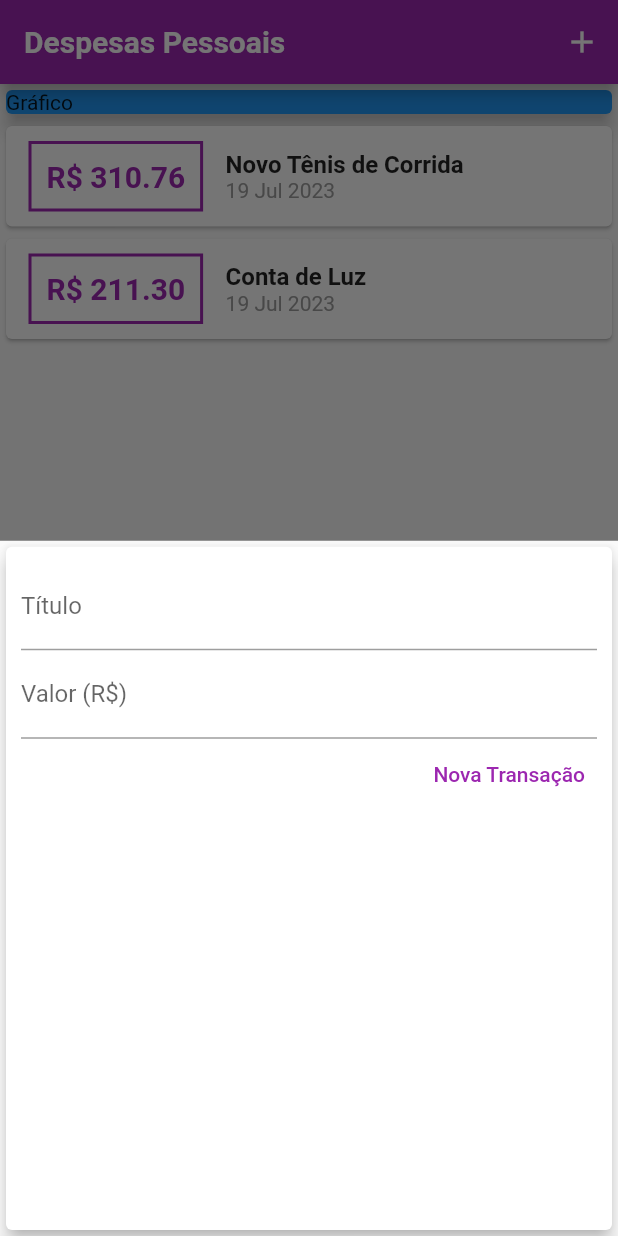
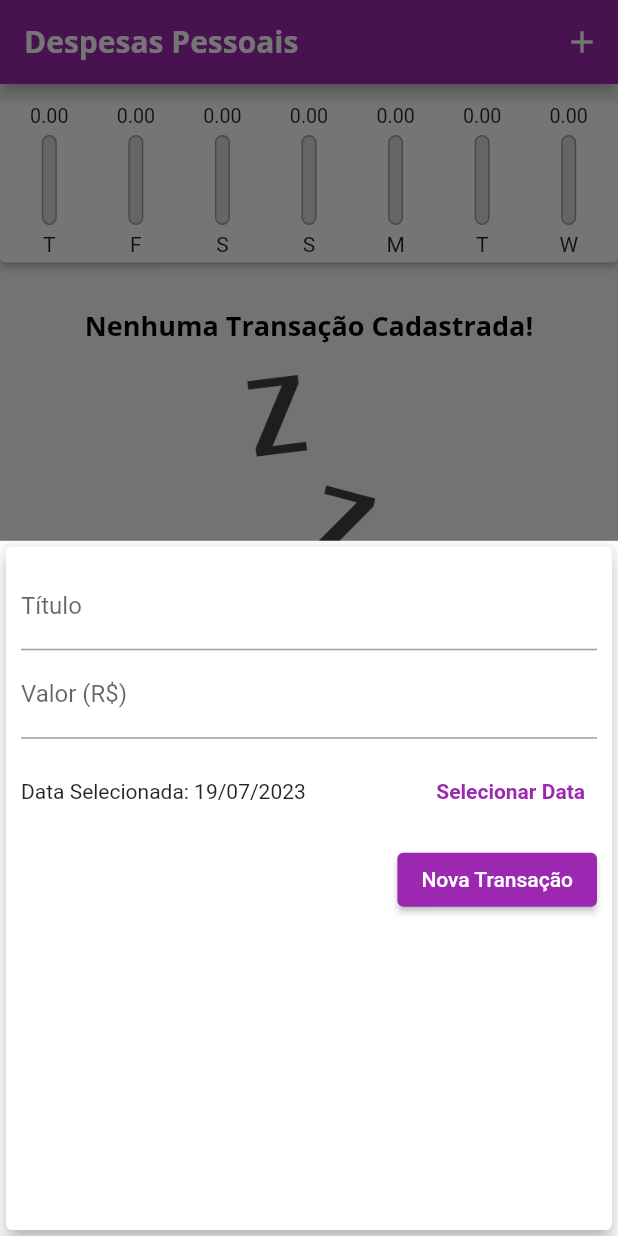
Before and after one commit to GUSTAV0DEDEUS/ExpensesAPP, a Flutter app: the screen it shows after launch, after a tap on the "add" icon, on a phone screen of 412 x 824 dp. Run offline on Flutter 3.47's test engine with Material 2 defaults, Android fonts, the phone set to English and light mode, and no system bars.

Commit message:
:tada: Finish commit

```diff
--- /dev/null
+++ b/lib/components/chart.dart
@@ -0,0 +1,70 @@
+import 'package:flutter/material.dart';
+import 'package:intl/intl.dart';
+import '../models/transaction.dart';
+import 'chart_bar.dart';
+
+class Chart extends StatelessWidget {
+  final List<Transaction> recentTransaction;
+
+  const Chart(this.recentTransaction, {Key? key}) : super(key: key);
+
+  List<Map<String, Object>> get groupedTransactions {
+    return List.generate(7, (index) {
+      final weekDay = DateTime.now().subtract(
+        Duration(days: index),
+      );
+
+      double totalSum = 0.0;
+
+      for (var i = 0; i < recentTransaction.length; i++) {
+        bool sameDay = recentTransaction[i].date.day == weekDay.day;
+        bool sameMonth = recentTransaction[i].date.month == weekDay.month;
+        bool sameYear = recentTransaction[i].date.year == weekDay.year;
+
+        if (sameDay && sameMonth && sameYear) {
+          totalSum += recentTransaction[i].value;
+        }
+      }
+
+      return {
+        'day': DateFormat.E().format(weekDay)[0],
+        'value': totalSum,
+      };
+    }).reversed.toList();
+  }
+
+  double get _weekTotalValue {
+    return groupedTransactions.fold(0.0, (sum, tr) {
+      return sum + (tr['value'] as double);
+    });
+  }
+
+  @override
+  Widget build(BuildContext context) {
+    return Card(
+      elevation: 2,
+      margin: const EdgeInsets.symmetric(
+        vertical: 10,
+        horizontal: 0,
+      ),
+      child: Padding(
+        padding: const EdgeInsets.all(4),
+        child: Row(
+          mainAxisAlignment: MainAxisAlignment.spaceAround,
+          children: groupedTransactions.map((tr) {
+            return Flexible(
+              fit: FlexFit.tight,
+              child: ChartBar(
+                label: tr['day'] as String,
+                value: tr['value'] as double,
+                percentage: _weekTotalValue == 0
+                    ? 0
+                    : (tr['value'] as double) / _weekTotalValue,
+              ),
+            );
+          }).toList(),
+        ),
+      ),
+    );
+  }
+}
--- /dev/null
+++ b/lib/components/chart_bar.dart
@@ -0,0 +1,59 @@
+import 'package:flutter/material.dart';
+
+class ChartBar extends StatelessWidget {
+  final String? label;
+  final double? value;
+  final double? percentage;
+
+  const ChartBar({
+    this.label,
+    this.value,
+    this.percentage,
+    Key? key,
+  }) : super(key: key);
+
+  @override
+  Widget build(BuildContext context) {
+    return Column(
+      children: [
+        SizedBox(
+          height: 15,
+          child: FittedBox(
+            child: Text('${value!.toStringAsFixed(2)}'),
+          ),
+        ),
+        const SizedBox(height: 5),
+        SizedBox(
+          height: 60,
+          width: 10,
+          child: Stack(
+            alignment: Alignment.bottomCenter,
+            children: <Widget>[
+              Container(
+                decoration: BoxDecoration(
+                  border: Border.all(
+                    color: Colors.grey,
+                    width: 1.0,
+                  ),
+                  color: const Color.fromRGBO(220, 220, 220, 1),
+                  borderRadius: BorderRadius.circular(5),
+                ),
+              ),
+              FractionallySizedBox(
+                heightFactor: percentage,
+                child: Container(
+                  decoration: BoxDecoration(
+                    color: Theme.of(context).colorScheme.primary,
+                    borderRadius: BorderRadius.circular(5),
+                  ),
+                ),
+              ),
+            ],
+          ),
+        ),
+        const SizedBox(height: 5),
+        Text(label!),
+      ],
+    );
+  }
+}
--- a/lib/components/transaction_form.dart
+++ b/lib/components/transaction_form.dart
@@ -1,28 +1,46 @@
 import 'package:flutter/material.dart';
+import 'package:intl/intl.dart';
 
 class TransactionForm extends StatefulWidget {
-  final void Function(String, double) onSubmit;
+  final void Function(String, double, DateTime) onSubmit;
 
-  TransactionForm(this.onSubmit, {Key? key}) : super(key: key);
+  const TransactionForm(this.onSubmit, {Key? key}) : super(key: key);
 
   @override
   State<TransactionForm> createState() => _TransactionFormState();
 }
 
 class _TransactionFormState extends State<TransactionForm> {
-  final titleController = TextEditingController();
-
-  final valueController = TextEditingController();
+  final _titleController = TextEditingController();
+  final _valueController = TextEditingController();
+  DateTime? _selectedDate = DateTime.now();
 
   _submitForm() {
-    final title = titleController.text;
-    final value = double.tryParse(valueController.text) ?? 0;
+    final title = _titleController.text;
+    final value = double.tryParse(_valueController.text) ?? 0;
 
-    if (title.isEmpty || value <= 0) {
+    if (title.isEmpty || value <= 0 || _selectedDate == null) {
       return;
     }
 
-    widget.onSubmit(title, value);
+    widget.onSubmit(title, value, _selectedDate!);
+  }
+
+  _showDatePicker() {
+    showDatePicker(
+      context: context,
+      initialDate: DateTime.now(),
+      firstDate: DateTime(2019),
+      lastDate: DateTime.now(),
+    ).then((pickedDate) {
+      if (pickedDate == null) {
+        return;
+      }
+
+      setState(() {
+        _selectedDate = pickedDate;
+      });
+    });
   }
 
   @override
@@ -34,14 +52,14 @@ class _TransactionFormState extends State<TransactionForm> {
         child: Column(
           children: [
             TextField(
-              controller: titleController,
+              controller: _titleController,
               onSubmitted: (_) => _submitForm(),
               decoration: const InputDecoration(
                 labelText: 'Título',
               ),
             ),
             TextField(
-              controller: valueController,
+              controller: _valueController,
               keyboardType:
                   const TextInputType.numberWithOptions(decimal: true),
               onSubmitted: (_) => _submitForm(),
@@ -49,18 +67,41 @@ class _TransactionFormState extends State<TransactionForm> {
                 labelText: 'Valor (R\$)',
               ),
             ),
+            SizedBox(
+              height: 70,
+              child: Row(
+                children: <Widget>[
+                  Expanded(
+                    child: Text(
+                      _selectedDate == null
+                          ? 'Nenhuma data selecionada!'
+                          : 'Data Selecionada: ${DateFormat('dd/MM/y').format(_selectedDate!)}',
+                    ),
+                  ),
+                  TextButton(
+                    onPressed: _showDatePicker,
+                    child: const Text(
+                      'Selecionar Data',
+                      style: TextStyle(
+                        fontWeight: FontWeight.bold,
+                      ),
+                    ),
+                  )
+                ],
+              ),
+            ),
             Row(
               mainAxisAlignment: MainAxisAlignment.end,
               children: <Widget>[
-                TextButton(
+                ElevatedButton(
+                  onPressed: _submitForm,
                   child: const Text(
                     'Nova Transação',
                     style: TextStyle(
-                      color: Colors.purple,
+                      color: Colors.white,
                     ),
                   ),
-                  onPressed: _submitForm,
-                )
+                ),
               ],
             ),
           ],
--- a/lib/components/transaction_list.dart
+++ b/lib/components/transaction_list.dart
@@ -4,60 +4,61 @@ import 'package:intl/intl.dart';
 
 class TransactionList extends StatelessWidget {
   final List<Transaction> transactions;
+  final void Function(String) onRemove;
 
-  const TransactionList(this.transactions, {Key? key}) : super(key: key);
+  const TransactionList(this.transactions, this.onRemove, {Key? key}) : super(key: key);
 
   @override
   Widget build(BuildContext context) {
     return SizedBox(
-      height: 300,
-      child: ListView.builder(
+      height: 430,
+      child: transactions.isEmpty ? Column(
+        children: <Widget>[
+          const SizedBox(height: 20),
+          Text('Nenhuma Transação Cadastrada!',
+          style: Theme.of(context).textTheme.titleLarge,
+          ),
+          const SizedBox(height: 20),
+          SizedBox(
+            height: 200,
+            child: Image.asset(
+              'assets/Images/waiting.png',
+              fit: BoxFit.cover,
+            ),
+          )
+        ],
+      ) : ListView.builder(
         itemCount: transactions.length,
         itemBuilder: (ctx, index) {
           final tr = transactions[index];
           return Card(
-            child: Row(
-              children: [
-                Container(
+            elevation: 0,
             margin: const EdgeInsets.symmetric(
-                    horizontal: 15,
-                    vertical: 10,
+              vertical: 2,
+              horizontal: 5,
             ),
-                  decoration: BoxDecoration(
-                    border: Border.all(
-                      color: Theme.of(context).colorScheme.primary,
-                      width: 2,
-                    ),
-                  ),
-                  padding: const EdgeInsets.all(10),
-                  child: Text(
-                    'R\$ ${tr.value.toStringAsFixed(2)}',
-                    style: TextStyle(
-                      fontWeight: FontWeight.bold,
-                      fontSize: 20,
-                      color: Theme.of(context).colorScheme.primary,
+            child: ListTile(
+              leading: CircleAvatar(
+                radius: 30,
+                child: Padding(
+                  padding: const EdgeInsets.all(6),
+                  child: FittedBox(
+                    child: Text('R\$ ${tr.value}')
                   ),
                 ),
               ),
-                Column(
-                  crossAxisAlignment: CrossAxisAlignment.start,
-                  children: [
-                    Text(
+              title: Text(
                 tr.title,
-                      style: const TextStyle(
-                        fontSize: 16,
-                        fontWeight: FontWeight.bold,
+                style: Theme.of(context).textTheme.titleLarge,
               ),
+              subtitle: Text(
+                DateFormat('d MMM y').format(tr.date),
               ),
-                    Text(
-                      DateFormat('d MMM y').format(tr.date),
-                      style: const TextStyle(
-                        color: Colors.grey,
+              trailing: IconButton(
+                icon: const Icon(Icons.delete),
+                color: Theme.of(context).colorScheme.error,
+                onPressed: () => onRemove(tr.id),
               ),
-                    ),
-                  ],
-                ),
-              ],
             ),
           );
         },
--- a/lib/main.dart
+++ b/lib/main.dart
@@ -1,19 +1,21 @@
+import 'package:expenses/components/transaction_form.dart';
 import 'package:flutter/material.dart';
 import 'dart:math';
 import 'components/transaction_form.dart';
 import 'components/transaction_list.dart';
+import 'components/chart.dart';
 import 'models/transaction.dart';
 
-main() => runApp(const ExpensesApp());
+main() => runApp(ExpensesApp());
 
 class ExpensesApp extends StatelessWidget {
-  const ExpensesApp({Key? key}) : super(key: key);
+  ExpensesApp({Key? key}) : super(key: key);
+  final ThemeData tema = ThemeData();
+
   @override
   Widget build(BuildContext context) {
-    final ThemeData tema = ThemeData();
-
     return MaterialApp(
-      home: MyHomePage(),
+      home: const MyHomePage(),
       theme: tema.copyWith(
         colorScheme: tema.colorScheme.copyWith(
           primary: Colors.purple,
@@ -47,31 +49,34 @@ class MyHomePage extends StatefulWidget {
 }
 
 class _MyHomePageState extends State<MyHomePage> {
-  final _transactions = [
-    Transaction(
-      id: 't1',
-      title: 'Novo Tênis de Corrida',
-      value: 310.76,
-      date: DateTime.now(),
-    ),
-    Transaction(
-      id: 't2',
-      title: 'Conta de Luz',
-      value: 211.30,
-      date: DateTime.now(),
-    ),
-  ];
+  final List<Transaction> _transactions = [];
 
-  _addTransaction(String title, double value) {
+  List<Transaction> get _recentTransactions {
+    return _transactions.where((tr) {
+      return tr.date.isAfter(DateTime.now().subtract(
+        const Duration(days: 7),
+      ));
+    }).toList();
+  }
+
+  _addTransaction(String title, double value, DateTime date) {
     final newTransaction = Transaction(
       id: Random().nextDouble().toString(),
       title: title,
       value: value,
-      date: DateTime.now(),
+      date: date,
     );
 
     setState(() {
       _transactions.add(newTransaction);
+    });
+
+    Navigator.of(context).pop();
+  }
+
+  _deleteTransaction(String id){
+    setState(() {
+      _transactions.removeWhere((tr) => tr.id == id);
     });
   }
 
@@ -100,14 +105,8 @@ class _MyHomePageState extends State<MyHomePage> {
         child: Column(
           crossAxisAlignment: CrossAxisAlignment.stretch,
           children: [
-            const SizedBox(
-              child: Card(
-                color: Colors.blue,
-                child: Text('Gráfico'),
-                elevation: 5,
-              ),
-            ),
-            TransactionList(_transactions),
+            Chart(_recentTransactions),
+            TransactionList(_transactions, _deleteTransaction),
           ],
         ),
       ),
```
Also changed, not shown: pubspec.yaml (+8 -9 lines), assets/Images/waiting.png (added), assets/fonts/OpenSans-Bold.ttf (added), assets/fonts/OpenSans-Regular.ttf (added). Lines whose indentation alone changed are shown as unchanged.
